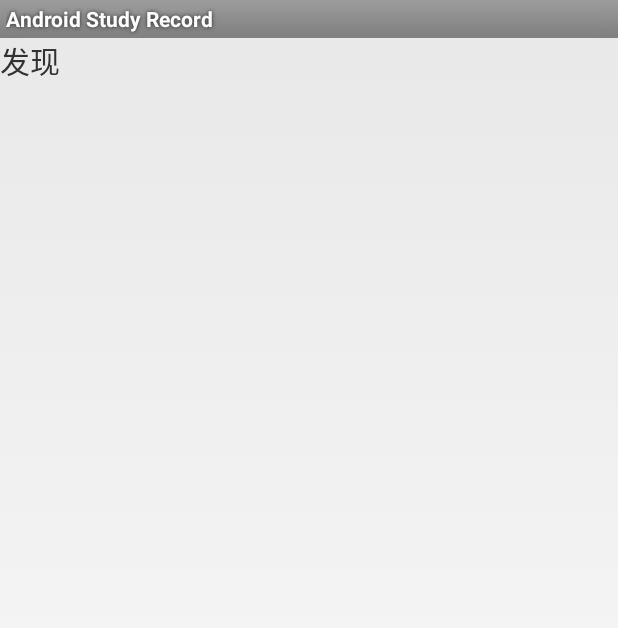
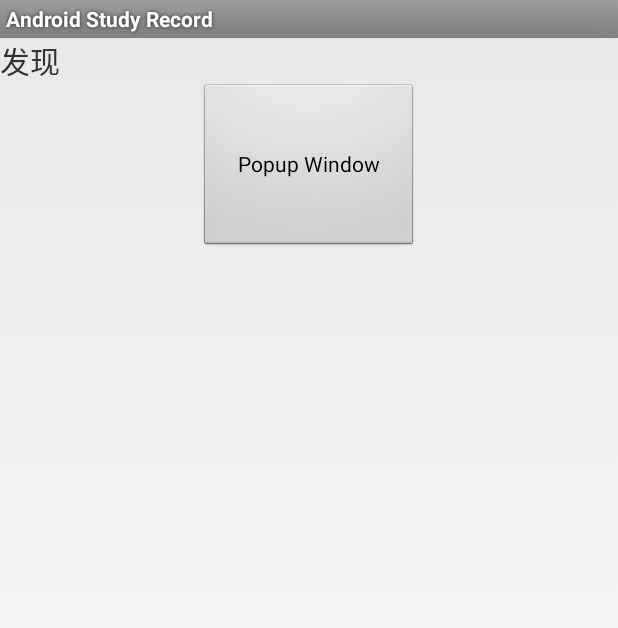
Before and after one commit to shenjinqi/AndroidStepByStep, an Android app: the layout find.xml on its own in the app's theme, with its tools: preview values and no code run, on a phone screen of 412 x 824 dp. Shown: the top 628 px of the screen. Run offline under Robolectric (Android 15) with nearby library versions, the phone set to English and light mode, and no system bars.

Commit message:
PopupWindow Demo

```diff
--- a/app/src/main/res/layout/find.xml
+++ b/app/src/main/res/layout/find.xml
@@ -2,7 +2,8 @@
 <LinearLayout xmlns:android="http://schemas.android.com/apk/res/android"
     android:layout_width="match_parent"
     android:layout_height="match_parent"
-    android:orientation="vertical" >
+    android:orientation="vertical"
+	android:weightSum="1">
 
     <TextView
         android:layout_height="wrap_content"
@@ -11,4 +12,13 @@
 		android:textSize="20sp"
       />
 
+	<Button
+		android:layout_width="146dp"
+		android:layout_height="wrap_content"
+		android:text="Popup Window"
+		android:id="@+id/buttonPopup"
+		android:layout_gravity="center_horizontal"
+		android:layout_weight="0.09"
+		android:singleLine="true" />
+
 </LinearLayout>
```
Also changed, not shown: app/src/main/java/personal/study/record/androidstepbystep/FragmentFind.java (+43 -2 lines), app/src/main/res/layout/popup.xml (added, +22 -0 lines).
